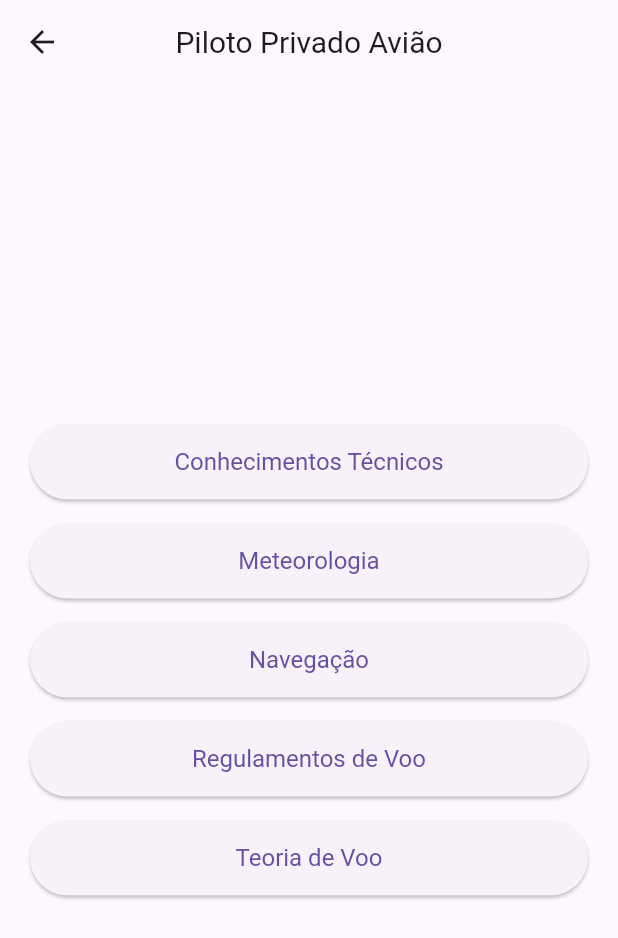
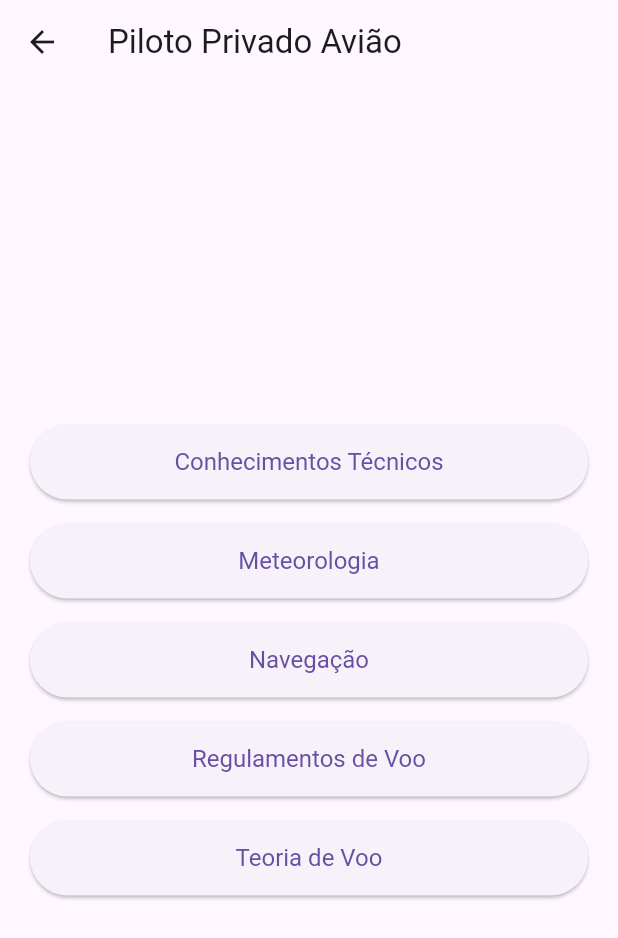
Before and after one commit to Ghcrabbit/quizz_app, a Flutter app: the screen it shows after launch, after a tap on "Piloto Privado Avião", on a phone screen of 412 x 824 dp. Shown: the top 938 px of the screen. Run offline on Flutter 3.47's test engine with Material 3 defaults, Android fonts, the phone set to English and light mode, and no system bars; our stand-ins replace firebase_core, firebase_crashlytics, flutter_native_splash, shared_preferences; accounts and stored records are empty.

Commit message:
aplicativo  - cms e ppa - pronto e funcionando 100%

```diff
--- a/lib/main.dart
+++ b/lib/main.dart
@@ -3,7 +3,6 @@ import 'package:firebase_crashlytics/firebase_crashlytics.dart';
 import 'package:flutter/foundation.dart';
 import 'package:flutter/material.dart';
 import 'package:flutter_native_splash/flutter_native_splash.dart';
-import './screens/test_type_screen.dart';
 import 'package:firebase_core/firebase_core.dart';
 import 'firebase_options.dart';
 import 'package:flutter/services.dart';
--- a/lib/screens/main_screen.dart
+++ b/lib/screens/main_screen.dart
@@ -1,6 +1,8 @@
 import 'package:flutter/material.dart';
+import 'package:shared_preferences/shared_preferences.dart';
 import 'test_type_screen.dart';
 import './results_screen.dart'; // Verifique o caminho correto se necessário
+
 
 // Constantes para melhorar a manutenção
 const String pilotoPrivadoTitle = 'Piloto Privado Avião';
@@ -12,7 +14,7 @@ class CustomButton extends StatelessWidget {
   final String text;
   final VoidCallback onPressed;
 
-  const CustomButton({required this.text, required this.onPressed});
+  const CustomButton({Key? key, required this.text, required this.onPressed}) : super(key: key);
 
   @override
   Widget build(BuildContext context) {
@@ -40,30 +42,23 @@ class CustomButton extends StatelessWidget {
 class MainScreen extends StatelessWidget {
   const MainScreen({Key? key}) : super(key: key);
 
-  // Navegação para a tela de TestTypeScreen para Piloto Privado
-  void _navigateToTypeTestPilotoPrivado(BuildContext context) {
-    final Map<String, String> pilotoPrivadoBlocks = {
+  // Método para salvar o curso selecionado
+  Future<void> _saveSelectedCourseAndNavigate(BuildContext context, String course) async {
+    await saveSelectedCourse(course); // Chama o método para salvar o curso selecionado
+    _navigateToTypeTest(context, course);
+  }
+
+  // Navegação para a tela de TestTypeScreen
+  void _navigateToTypeTest(BuildContext context, String title) {
+    final Map<String, String> blocks = title == pilotoPrivadoTitle
+        ? {
       'Conhecimentos Técnicos': 'assets/data/conhecimentos tecnicos.json',
       'Meteorologia': 'assets/data/meteorologia.json',
       'Navegação': 'assets/data/navegacao.json',
       'Regulamentos de Voo': 'assets/data/regulamentos.json',
       'Teoria de Voo': 'assets/data/teoria de voo.json',
-    };
-
-    Navigator.push(
-      context,
-      MaterialPageRoute(
-        builder: (context) => TestTypeScreen(
-          title: pilotoPrivadoTitle,
-          course: pilotoPrivadoBlocks,
-        ),
-      ),
-    );
-  }
-
-  // Navegação para a tela de TestTypeScreen para Comissário de Voo
-  void _navigateToInitialScreenCMS(BuildContext context) {
-    final Map<String, String> cmsBlocks = {
+    }
+        : {
       'Emergência e Segurança': 'assets/data/Emergência e Segurança.json',
       'Regulamentação da Profissão': 'assets/data/Regulamentação da Profissão.json',
       'Primeiros Socorros': 'assets/data/Primeiros Socorros.json',
@@ -74,8 +69,8 @@ class MainScreen extends StatelessWidget {
       context,
       MaterialPageRoute(
         builder: (context) => TestTypeScreen(
-          title: comissarioDeVooTitle,
-          course: cmsBlocks,
+          title: title,
+          course: blocks,
         ),
       ),
     );
@@ -86,7 +81,7 @@ class MainScreen extends StatelessWidget {
     Navigator.push(
       context,
       MaterialPageRoute(
-        builder: (context) => ResultsScreen(),
+        builder: (context) => const ResultsScreen(),
       ),
     );
   }
@@ -119,17 +114,17 @@ class MainScreen extends StatelessWidget {
               _buildButton(
                 context,
                 pilotoPrivadoTitle,
-                    () => _navigateToTypeTestPilotoPrivado(context),
+                    () => _saveSelectedCourseAndNavigate(context, pilotoPrivadoTitle), // Salva o curso e navega
               ),
               _buildButton(
                 context,
                 comissarioDeVooTitle,
-                    () => _navigateToInitialScreenCMS(context),
+                    () => _saveSelectedCourseAndNavigate(context, comissarioDeVooTitle), // Salva o curso e navega
               ),
               _buildButton(
                 context,
                 resultadosTitle,
-                    () => _navigateToResultsScreen(context),
+                    () => _navigateToResultsScreen(context), // Apenas navega
               ),
             ],
           ),
@@ -137,4 +132,8 @@ class MainScreen extends StatelessWidget {
       ),
     );
   }
+  Future<void> saveSelectedCourse(String course) async {
+    final prefs = await SharedPreferences.getInstance();
+    await prefs.setString('selected_course', course);
+  }
 }
--- a/lib/screens/result_detail_screen.dart
+++ b/lib/screens/result_detail_screen.dart
@@ -1,5 +1,4 @@
   import 'package:flutter/material.dart';
-  import '../models/db_connect.dart';
   import '../models/question_model.dart';
   import '../widgets/question_widget.dart';
   import '../constants.dart';
@@ -29,7 +28,7 @@
     Widget build(BuildContext context) {
       return Scaffold(
         appBar: AppBar(
-          title: Text('Detalhes do Resultado'),
+          title: const Text('Detalhes do Resultado'),
         ),
         backgroundColor: const Color.fromARGB(186, 66, 160, 202),
         body: SingleChildScrollView(
--- a/lib/screens/test_type_screen.dart
+++ b/lib/screens/test_type_screen.dart
@@ -1,16 +1,11 @@
 import 'package:flutter/material.dart';
 import 'question_screen.dart';
-import './results_screen.dart'; // Verifique o caminho correto se necessário
 
 class TestTypeScreen extends StatelessWidget {
   final String title;
   final Map<String, String> course;
 
-  const TestTypeScreen({
-    Key? key,
-    required this.title,
-    required this.course,
-  }) : super(key: key);
+  const TestTypeScreen({Key? key, required this.title, required this.course}) : super(key: key);
 
   void _navigateToQuestionScreen(BuildContext context, String jsonPath) {
     Navigator.push(
@@ -21,22 +16,13 @@ class TestTypeScreen extends StatelessWidget {
     );
   }
 
-  void _navigateToResultsScreen(BuildContext context) {
-    Navigator.push(
-      context,
-      MaterialPageRoute(
-        builder: (context) => ResultsScreen(),
-      ),
-    );
-  }
-
-  Widget _buildButton(BuildContext context, String text, VoidCallback onPressed) {
+  Widget _buildButton(BuildContext context, String text, String jsonPath) {
     return Padding(
       padding: const EdgeInsets.symmetric(vertical: 8.0),
       child: SizedBox(
         width: double.infinity,
         child: ElevatedButton(
-          onPressed: onPressed,
+          onPressed: () => _navigateToQuestionScreen(context, jsonPath),
           style: ElevatedButton.styleFrom(
             padding:
             const EdgeInsets.symmetric(horizontal: 20.0, vertical: 15.0),
@@ -55,28 +41,16 @@ class TestTypeScreen extends StatelessWidget {
   @override
   Widget build(BuildContext context) {
     return Scaffold(
-      appBar: AppBar(
-        centerTitle: true,
-        title: Text(
-          title,
-          style: const TextStyle(fontSize: 20.0),
-        ),
-      ),
-      body: Center(
-        child: Padding(
-          padding: const EdgeInsets.symmetric(horizontal: 20.0),
-          child: Column(
-            mainAxisAlignment: MainAxisAlignment.center,
-            crossAxisAlignment: CrossAxisAlignment.stretch,
-            children: [
-              for (var entry in course.entries)
-                _buildButton(
-                  context,
-                  entry.key,
-                      () => _navigateToQuestionScreen(context, entry.value),
-                ),
-            ],
-          ),
+      appBar: AppBar(title: Text(title)),
+      body: Padding(
+        padding: const EdgeInsets.symmetric(horizontal: 20.0),
+        child: Column(
+          mainAxisAlignment: MainAxisAlignment.center,
+          children: course.entries.map((entry) {
+            final subject = entry.key;
+            final jsonPath = entry.value;
+            return _buildButton(context, subject, jsonPath);
+          }).toList(),
         ),
       ),
     );
--- a/lib/widgets/question_widget.dart
+++ b/lib/widgets/question_widget.dart
@@ -2,11 +2,11 @@ import 'package:flutter/material.dart';
 import '../constants.dart'; // aqui estão nossas cores
 
 class QuestionWidget extends StatelessWidget {
-  const QuestionWidget({
+  const QuestionWidget({Key? key,
     required this.questions,
     required this.indexAction,
     required this.totalQuestions,
-  });
+  }) : super(key: key);
 
   final String questions;
   final int indexAction;
```
Also changed, not shown: lib/helpers/shared_preferences_helper.dart (+17 -5 lines), lib/models/question_model.dart (+9 -5 lines), lib/screens/question_screen.dart (+3 -7 lines), lib/screens/results_screen.dart (+72 -20 lines), lib/widgets/result_box.dart (+5 -5 lines).
